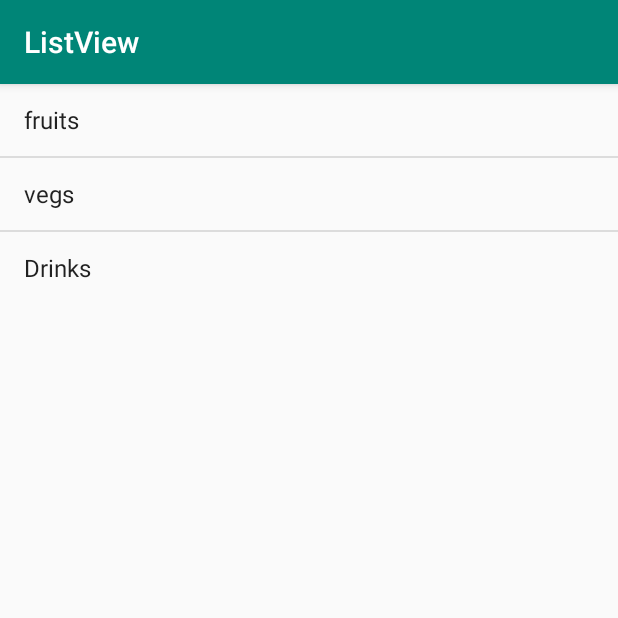
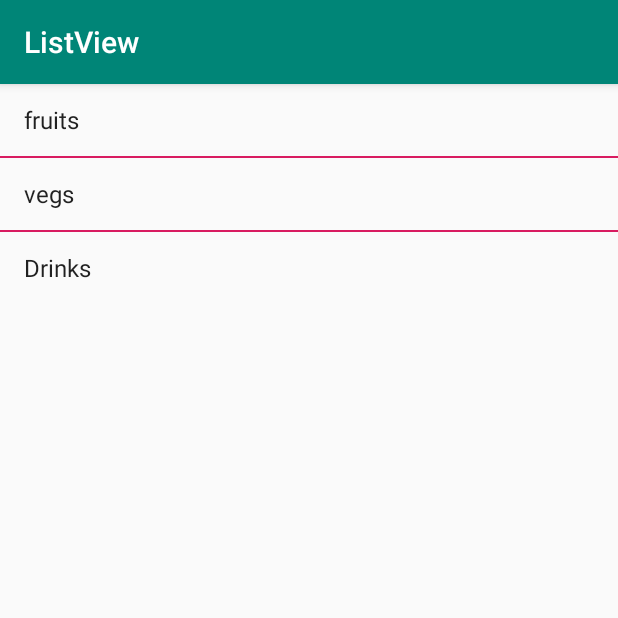
Before and after one commit to M-Tariq/ListView, an Android app: the screen it shows after launch (MainActivity), on a phone screen of 412 x 824 dp, the top half of it. Run offline under Robolectric (Android 15) with nearby library versions, the phone set to English and light mode, and no system bars.

Commit message:
Listview divder and ui improved.

```diff
--- a/app/src/main/res/layout/activity_detail.xml
+++ b/app/src/main/res/layout/activity_detail.xml
@@ -10,6 +10,7 @@
     android:layout_height="wrap_content"
     android:orientation="horizontal">
     <TextView
+        android:layout_centerVertical="true"
         android:layout_width="wrap_content"
         android:layout_height="wrap_content"
         android:id="@+id/tv1"
@@ -27,6 +28,7 @@
         android:layout_height="wrap_content"
         android:orientation="horizontal">
         <TextView
+            android:layout_centerVertical="true"
             android:layout_width="wrap_content"
             android:layout_height="wrap_content"
             android:textSize="36sp"
@@ -44,6 +46,7 @@
         android:layout_height="wrap_content"
         android:orientation="horizontal">
         <TextView
+            android:layout_centerVertical="true"
             android:textSize="36sp"
             android:layout_width="wrap_content"
             android:layout_height="wrap_content"
--- a/app/src/main/res/layout/activity_main.xml
+++ b/app/src/main/res/layout/activity_main.xml
@@ -9,6 +9,9 @@
     <ListView
         android:id="@+id/listview"
         android:layout_width="match_parent"
-        android:layout_height="wrap_content"/>
+        android:layout_height="wrap_content"
+        android:divider="@color/colorAccent"
+        android:dividerHeight="1dp"
+        />
 
 </LinearLayout>
```
